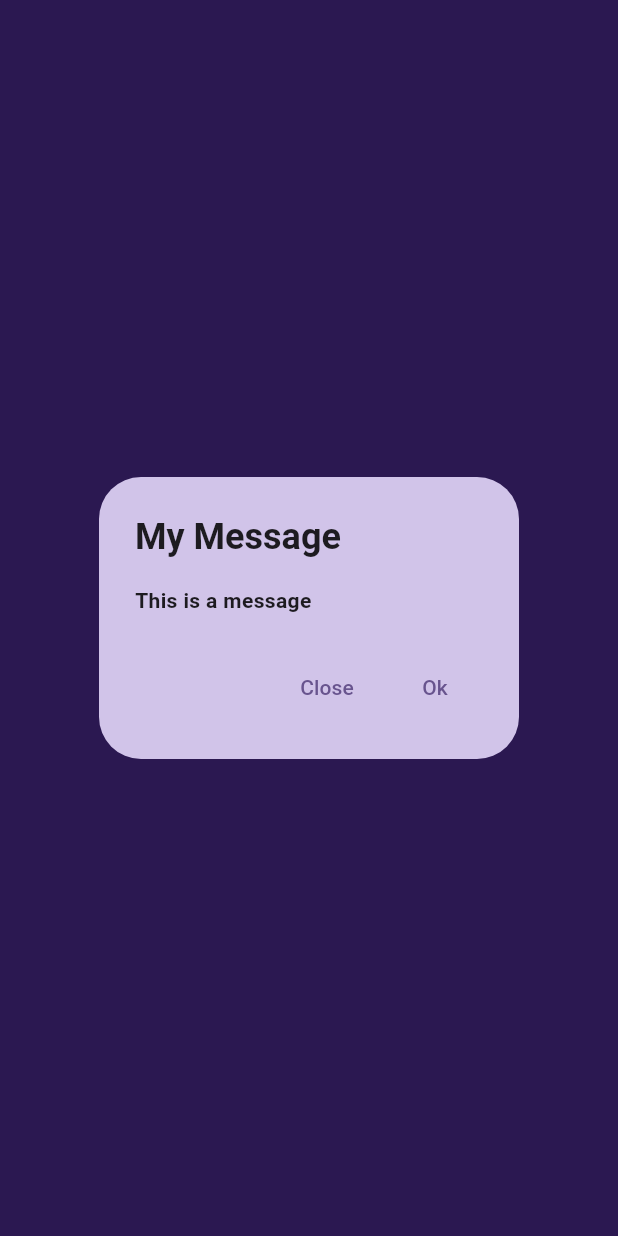
After one commit to Din-Chamnan-Git/flutter_studying, a Flutter app: the screen it shows after launch, after a tap on "Show Alert Dialog", on a phone screen of 412 x 824 dp. The commit adds this screen. Run offline on Flutter 3.47's test engine with Material 3 defaults, Android fonts, the phone set to English and light mode, and no system bars; Roboto replaces fonts that are missing (poppin).

Commit message:
AlertDialog

```diff
--- /dev/null
+++ b/lib/Widgets/AlertDailogDemo.dart
@@ -0,0 +1,66 @@
+import 'package:flutter/material.dart';
+
+import '../Pages/pagehome.dart';
+import 'TabBarDemo.dart';
+
+class Alertdailogdemo extends StatelessWidget {
+  const Alertdailogdemo({super.key});
+
+  @override
+  Widget build(BuildContext context) {
+    return Scaffold(
+      backgroundColor: Colors.deepPurple[600],
+      body: Center(
+        child: Column(
+          crossAxisAlignment: CrossAxisAlignment.center,
+          mainAxisAlignment: MainAxisAlignment.center,
+          children: [
+            ElevatedButton(
+              onPressed: () {
+                showDialog(
+                  context: context,
+                  builder: (context) {
+                    return AlertDialog(
+                      backgroundColor: Colors.deepPurple[100],
+                      title: const Text(
+                        "My Message",
+                        style:  TextStyle(
+                            fontWeight: FontWeight.bold, fontFamily: "poppin"),
+                      ),
+                      content: const Text(
+                        "This is a message",
+                        style:  TextStyle(
+                            fontWeight: FontWeight.bold, fontFamily: "poppin"),
+                      ),
+
+                      actions: [
+                        TextButton(
+                          onPressed: () {
+                            Navigator.pop(context);
+                          },
+                          child: const Text("Close"),
+                        ),
+                        TextButton(
+                          onPressed: () {
+                            Navigator.push(
+                              context,
+                              MaterialPageRoute(
+                                builder: (context) => const Tabbardemo(),
+                              ),
+                            );
+                          },
+                          child: const Text("Ok"),
+                        ),
+                      ],
+                    );
+                  },
+                );
+              },
+              child: const Text("Show Alert Dialog"),
+            ),
+          ],
+        ),
+      ),
+    );
+  }
+}
--- a/lib/main.dart
+++ b/lib/main.dart
@@ -1,6 +1,8 @@
 import 'package:flutter/material.dart';
 
+import 'Widgets/AlertDailogDemo.dart';
 import 'Widgets/ButtomNavBar.dart';
+import 'Widgets/MediaQueryDemo.dart';
 import 'Widgets/SliverAppbardemo.dart';
 import 'Widgets/TabBarDemo.dart';
 
@@ -20,7 +22,7 @@ class MyApp extends StatelessWidget {
         useMaterial3: true,
       ),
 
-      home: Tabbardemo(),
+      home: Alertdailogdemo(),
       debugShowCheckedModeBanner: false,
     );
   }
```
Also changed, not shown: lib/Widgets/MediaQueryDemo.dart (added, +24 -0 lines).
